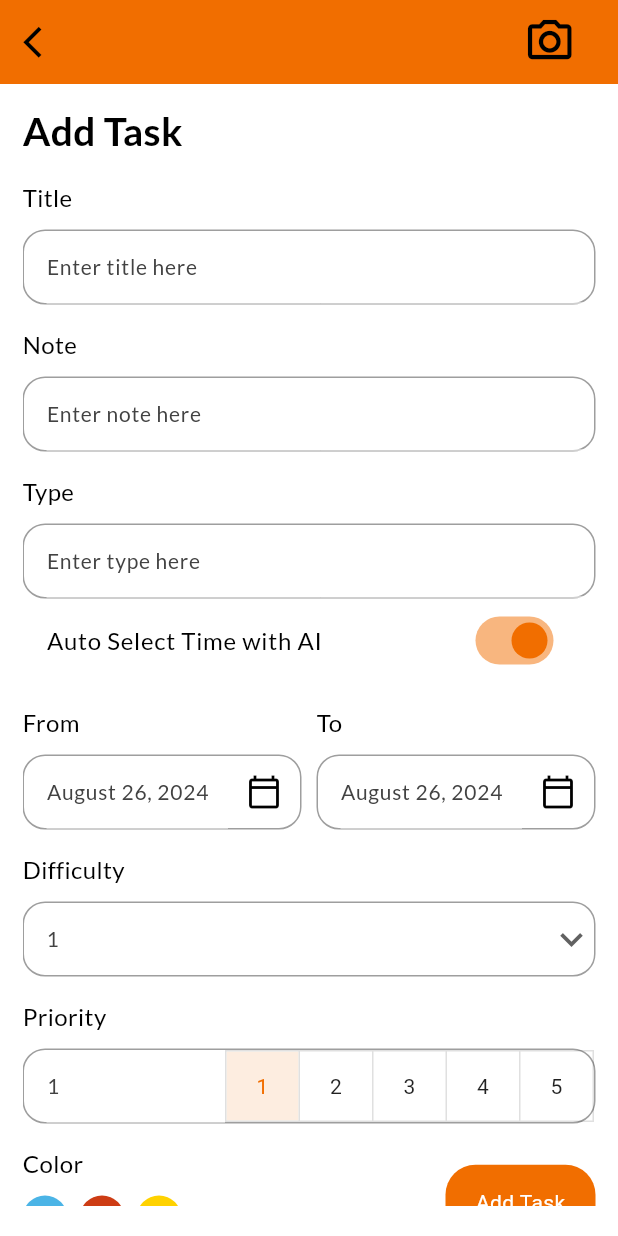
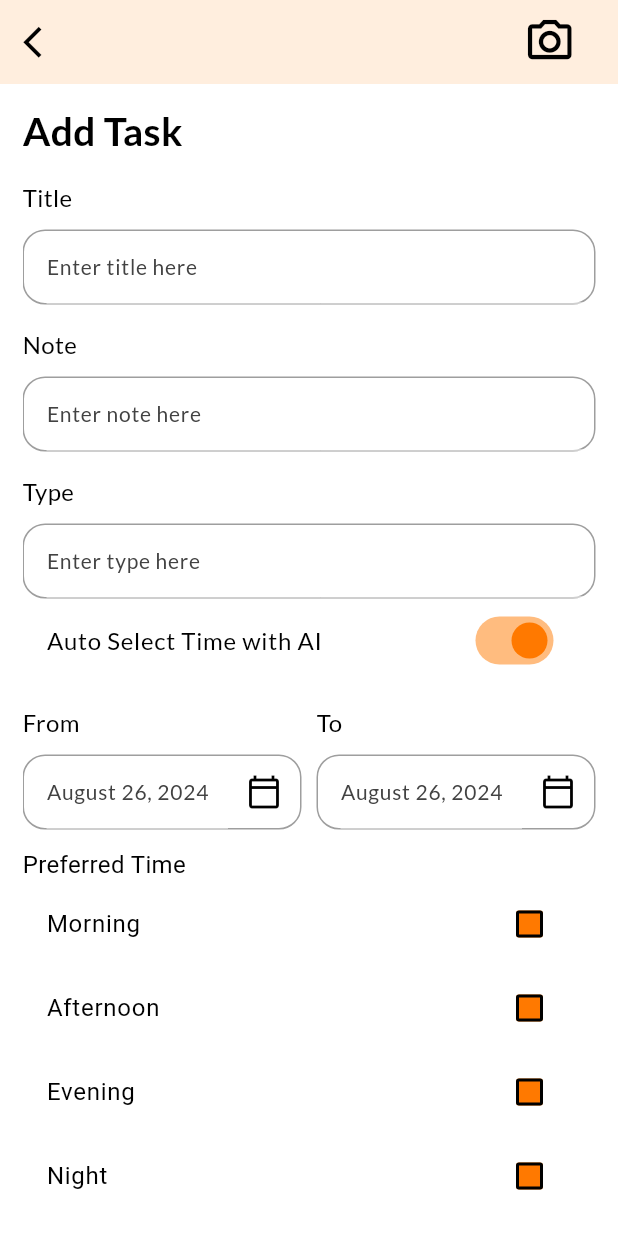
Before and after one commit to ChaariMahmoud/Smart-Calendar, a Flutter app: the AddTaskPage screen opened directly, after a tap on "Auto Select Time with AI", on a phone screen of 412 x 824 dp. Run offline on Flutter 3.47's test engine with Material 3 defaults, Android fonts, the phone set to English and light mode, and no system bars; our stand-ins replace animate_do, connectivity_plus, date_picker_timeline, flutter_local_notifications, flutter_native_timezone_updated_gradle, flutter_staggered_animations and 10 more; missing offline and left inert: a package; accounts and stored records are empty.

Commit message:
Orange theme part 2

```diff
--- /dev/null
+++ b/calendar/lib/Models /task_for_flask.dart
@@ -0,0 +1,62 @@
+import 'package:uuid/uuid.dart';
+
+class TaskFlask {
+  String? id;
+  String title;
+  String note;
+  String type;
+  String date;
+  String beginTime;
+  String endTime;
+  int priority;
+  int difficulty;
+  String userId;
+  DateTime createdAt;
+  DateTime updatedAt;
+  int color;
+  double successPercentage;
+  List<String> preferredTimes;
+
+  TaskFlask({
+    this.id,
+    required this.title,
+    required this.note,
+    required this.type,
+    required this.date,
+    required this.beginTime,
+    required this.endTime,
+    required this.priority,
+    required this.difficulty,
+    this.userId = "",
+    DateTime? createdAt,
+    DateTime? updatedAt,
+    required this.color,
+    required this.successPercentage,
+    required this.preferredTimes
+  })  : createdAt = createdAt ?? DateTime.now(),
+        updatedAt = updatedAt ?? DateTime.now() {
+    id ??= Uuid().v4(); // Generate a unique ID if null
+  }
+
+  Map<String, dynamic> toJson() {
+    return {
+      'id': id,
+      'title': title,
+      'note': note,
+      'type': type,
+      'date': date,
+      'beginTime': beginTime,
+      'endTime': endTime,
+      'priority': priority,
+      'difficulty': difficulty,
+      'userId': userId,
+      'createdAt': createdAt.toIso8601String(),
+      'updatedAt': updatedAt.toIso8601String(),
+      'color': color,
+      'successPercentage': successPercentage,
+      'preferredTimes' :preferredTimes
+    };
+  }
+
+
+}
--- a/calendar/lib/controllers/flask_ml_controller.dart
+++ b/calendar/lib/controllers/flask_ml_controller.dart
@@ -1,4 +1,5 @@
-import 'package:calendar/Models%20/task.dart';
+
+import 'package:calendar/Models%20/task_for_flask.dart';
 import 'package:calendar/controllers/task_controller.dart';
 import 'package:calendar/core/config.dart';
 import 'package:get/get.dart';
@@ -8,7 +9,7 @@ import 'dart:convert';
 class FlaskMlController extends GetxController {
    final TaskController _taskController = Get.put(TaskController());
 
-  Future<void> autoSelectTimeAndAddTask(Task task) async {
+  Future<void> autoSelectTimeAndAddTask(TaskFlask task) async {
     try {
       final response = await http.post(
         Uri.parse('${Config.flaskUrl}:5000/auto_select_time'),
--- a/calendar/lib/ui/add_task_page.dart
+++ b/calendar/lib/ui/add_task_page.dart
@@ -1,8 +1,9 @@
-// ignore_for_file: no_leading_underscores_for_local_identifiers, use_build_context_synchronously, avoid_print
+// ignore_for_file: no_leading_underscores_for_local_identifiers, use_build_context_synchronously, avoid_print, non_constant_identifier_names
 
 import 'dart:io';
 
 import 'package:calendar/Models%20/task.dart';
+import 'package:calendar/Models%20/task_for_flask.dart';
 import 'package:calendar/Models%20/user.dart';
 import 'package:calendar/controllers/add_task_controller.dart';
 import 'package:calendar/controllers/flask_ml_controller.dart';
@@ -42,6 +43,17 @@ class _AddTaskPageState extends State<AddTaskPage> {
     4,
     5
    ];
+
+   //String _selectedTimeOfDay = "Morning" ;
+   List<String> TimeOfDayList =[
+    "Morning",
+    "Afternoon",
+    "Evening",
+    "Night",
+   ];
+
+
+
    int _selectedColor=0;
    //double _successPercentage = 50.0;
     int _selectedPriority = 1;
@@ -55,6 +67,8 @@ class _AddTaskPageState extends State<AddTaskPage> {
     final AddTaskController _addTaskController = Get.put(AddTaskController());
     DateTime _startSelectedDate = DateTime.now() ;
     DateTime _endSelectedDate = DateTime.now() ;
+      List<bool> _preferredTimesSelected = List.generate(4, (index) => false);
+  List<String> _preferredTimesOptions = ["Morning", "Afternoon", "Evening", "Night"];
   @override
   Widget build(BuildContext context) {
     return Scaffold(
@@ -135,6 +149,8 @@ class _AddTaskPageState extends State<AddTaskPage> {
                       return Column(
       crossAxisAlignment: CrossAxisAlignment.start,
       children: [
+        Column(
+          children: [
             Row(
               children: [
                 Expanded(
@@ -162,6 +178,11 @@ class _AddTaskPageState extends State<AddTaskPage> {
                     ),
                   ),
                 ),
+              ],
+            ),
+            SizedBox(height: 12,),
+            _buildPreferredTimes()
+
           ],
         ),
       ],
@@ -490,7 +511,7 @@ _addtaskToDb() async {
     User? loggedInUser = await DBhelper.getLoggedInUser();
     String userId = loggedInUser!.userId!;
 
-    Task task = Task(
+    TaskFlask task = TaskFlask(
       id: taskId,
       title: _titleController.text,
       note: _noteController.text,
@@ -503,10 +524,45 @@ _addtaskToDb() async {
       priority: _selectedPriority,
       userId: userId,
       color: _selectedColor,
+
+      preferredTimes: _preferredTimesOptions
+            .asMap()
+            .entries
+            .where((entry) => _preferredTimesSelected[entry.key])
+            .map((entry) => entry.value)
+            .toList(),
     );
 
     print("Sending task to Flask API: ${task.toJson()}");
     await _flaskController.autoSelectTimeAndAddTask(task);
   }
 
+
+   Widget _buildPreferredTimes() {
+    return Column(
+      crossAxisAlignment: CrossAxisAlignment.start,
+      children: [
+        const Text("Preferred Time", style: TextStyle(fontSize: 16, fontWeight: FontWeight.normal)),
+        Column(
+          children: _preferredTimesOptions
+              .asMap()
+              .entries
+              .map((entry) => SizedBox(
+                    width: double.infinity,
+                    child: CheckboxListTile(
+                      title: Text(entry.value),
+                      value: _preferredTimesSelected[entry.key],
+                      onChanged: (bool? value) {
+                        setState(() {
+                          _preferredTimesSelected[entry.key] = value ?? false;
+                        });
+                      },
+                    ),
+                  ))
+              .toList(),
+        ),
+      ],
+    );
   }
+
+}
--- a/calendar/lib/ui/home_page.dart
+++ b/calendar/lib/ui/home_page.dart
@@ -357,9 +357,9 @@ class _HomePageState extends State<HomePage> {
         height: 55,
         width: MediaQuery.of(context).size.width * 0.9,
         decoration: BoxDecoration(
-          color: isClosed == true ? Colors.transparent : clr,
+         // color: isClosed == true ? Colors.transparent : clr,
           border: Border.all(
-            width: 2,
+            width: 3,
             color: isClosed == true
                 ? Get.isDarkMode
                     ? Colors.grey[600]!
@@ -371,9 +371,9 @@ class _HomePageState extends State<HomePage> {
         child: Center(
           child: Text(
             label,
-            style: isClosed
+           /* style: isClosed
                 ? titleStyle
-                : titleStyle.copyWith(color: Colors.white),
+                : titleStyle.copyWith(color: Colors.white),*/
           ),
         ),
       ),
--- a/calendar/lib/ui/theme.dart
+++ b/calendar/lib/ui/theme.dart
@@ -6,7 +6,7 @@ const Color bluishClr = Color(0xFF4bb4e6);
 const Color yellowClr = Color(0xFFFFD200);
 const Color pinkClr = Color(0xFFCD3C14);
 const Color white = Colors.white;
-const Color primaryClr = Color(0xFFf16e00);
+const Color primaryClr = Color(0xFFff7900);
 const Color darkGreyClr = Colors.black;
 const Color darkHeaderClr = Color(0xFFEEEFFF);
 
@@ -14,8 +14,8 @@ class Themes {
   static final light = ThemeData(
     primaryColor: primaryClr,
     brightness: Brightness.light,
-    appBarTheme: const AppBarTheme(
-      backgroundColor: primaryClr,
+    appBarTheme: AppBarTheme(
+     // backgroundColor: primaryClr,
     ),
     colorScheme: ColorScheme.light(
       primary: primaryClr,
@@ -50,7 +50,7 @@ class Themes {
     primaryColor: darkGreyClr,
     brightness: Brightness.dark,
     appBarTheme: const AppBarTheme(
-      backgroundColor: primaryClr,
+     // backgroundColor: primaryClr,
     ),
     colorScheme: ColorScheme.dark(
       primary: primaryClr,
@@ -68,6 +68,7 @@ class Themes {
       activeTrackColor: primaryClr,
       thumbColor: primaryClr,
       overlayColor: primaryClr.withOpacity(0.2),
+
     ),
     switchTheme: SwitchThemeData(
       thumbColor: MaterialStateProperty.all(primaryClr),
--- a/calendar/lib/ui/widgets/button.dart
+++ b/calendar/lib/ui/widgets/button.dart
@@ -8,19 +8,22 @@ class MyButton extends StatelessWidget {
 
   @override
   Widget build(BuildContext context) {
+    bool isDark = Theme.of(context).brightness == Brightness.dark ;
     return GestureDetector(
       onTap:onTap,
       child:Container(
         width: 100,
         height: 50,
-        decoration: BoxDecoration(borderRadius: BorderRadius.circular(20),color: primaryClr),
+        decoration: BoxDecoration(borderRadius: BorderRadius.circular(20),
+        //color: primaryClr ,
+         border:Border.all(color : primaryClr)),
 
         child:
         Center(
           child: Text(
             label,
-            style: const TextStyle(
-              color: Colors.white,
+            style: TextStyle(
+              color:isDark ?Colors.white : Colors.black,
             ),
           ),
         ),
--- a/calendar/lib/ui/widgets/task_tile.dart
+++ b/calendar/lib/ui/widgets/task_tile.dart
@@ -16,6 +16,7 @@ class TaskTile extends StatefulWidget {
 
 class _TaskTileState extends State<TaskTile> {
    double _successPercentage = 0.0;
+
   final TaskController _taskController = TaskController();
 
   @override
@@ -53,6 +54,8 @@ class _TaskTileState extends State<TaskTile> {
 
   @override
   Widget build(BuildContext context) {
+    bool isDark = Theme.of(context).brightness == Brightness.dark ;
+
     return Container(
       padding: const EdgeInsets.symmetric(horizontal: 20),
       width: MediaQuery.of(context).size.width,
@@ -61,7 +64,8 @@ class _TaskTileState extends State<TaskTile> {
         padding: const EdgeInsets.all(16),
         decoration: BoxDecoration(
           borderRadius: BorderRadius.circular(15),
-          color: _getBGClr(widget.task?.color ?? 0),
+          border:  Border.all(color :_getBGClr(widget.task?.color ?? 0)),
+         // color: _getBGClr(widget.task?.color ?? 0),
         ),
         child: Column(
           crossAxisAlignment: CrossAxisAlignment.start,
@@ -69,10 +73,10 @@ class _TaskTileState extends State<TaskTile> {
             Text(
               widget.task?.title ?? "",
               style: GoogleFonts.lato(
-                textStyle: const TextStyle(
+                textStyle:  TextStyle(
                   fontSize: 16,
                   fontWeight: FontWeight.bold,
-                  color: Colors.white,
+                  color: isDark? Colors.white : Colors.black
                 ),
               ),
             ),
@@ -82,14 +86,14 @@ class _TaskTileState extends State<TaskTile> {
               children: [
                 Icon(
                   Icons.access_time_rounded,
-                  color: Colors.grey[200],
+                  color: isDark? Colors.white : Colors.black,
                   size: 18,
                 ),
                 const SizedBox(width: 5),
                 Text(
                   "${widget.task!.beginTime} - ${widget.task!.endTime}",
                   style: GoogleFonts.lato(
-                    textStyle: TextStyle(fontSize: 13, color: Colors.grey[100]),
+                    textStyle: TextStyle(fontSize: 13, color: isDark? Colors.white : Colors.black),
                   ),
                 ),
               ],
@@ -98,7 +102,7 @@ class _TaskTileState extends State<TaskTile> {
             Text(
               "note  :   ${widget.task?.note ?? ""}",
               style: GoogleFonts.lato(
-                textStyle: TextStyle(fontSize: 15, color: Colors.grey[100]),
+                textStyle: TextStyle(fontSize: 15, color: isDark? Colors.white : Colors.black),
               ),
             ),
             const SizedBox(height: 12),
@@ -107,7 +111,7 @@ class _TaskTileState extends State<TaskTile> {
               style: GoogleFonts.lato(
                 textStyle: TextStyle(
                   fontSize: 15,
-                  color: Colors.grey[100],
+                  color: isDark? Colors.white : Colors.black,
                 ),
               ),
             ),
@@ -127,10 +131,10 @@ class _TaskTileState extends State<TaskTile> {
                   child: Text(
                     _successPercentage == 100 ? "COMPLETED" : "TODO",
                     style: GoogleFonts.lato(
-                      textStyle: const TextStyle(
+                      textStyle: TextStyle(
                         fontSize: 10,
                         fontWeight: FontWeight.bold,
-                        color: Colors.white,
+                        color: isDark? Colors.white : Colors.black,
                       ),
                     ),
                   ),
@@ -138,10 +142,10 @@ class _TaskTileState extends State<TaskTile> {
                 Text(
                   "${_successPercentage.round()}%",
                   style: GoogleFonts.lato(
-                    textStyle: const TextStyle(
+                    textStyle:  TextStyle(
                       fontSize: 16,
                       fontWeight: FontWeight.bold,
-                      color: Colors.white,
+                      color: isDark? Colors.white : Colors.black,
                     ),
                   ),
                 ),
```
Also changed, not shown: calendar/pubspec.yaml (+10 -51 lines), calendar/images/logo.png, calendar/lib/Models /task.dart (line endings or trailing spaces), calendar/pubspec.lock, 38 other files. Lines whose indentation alone changed are shown as unchanged.
